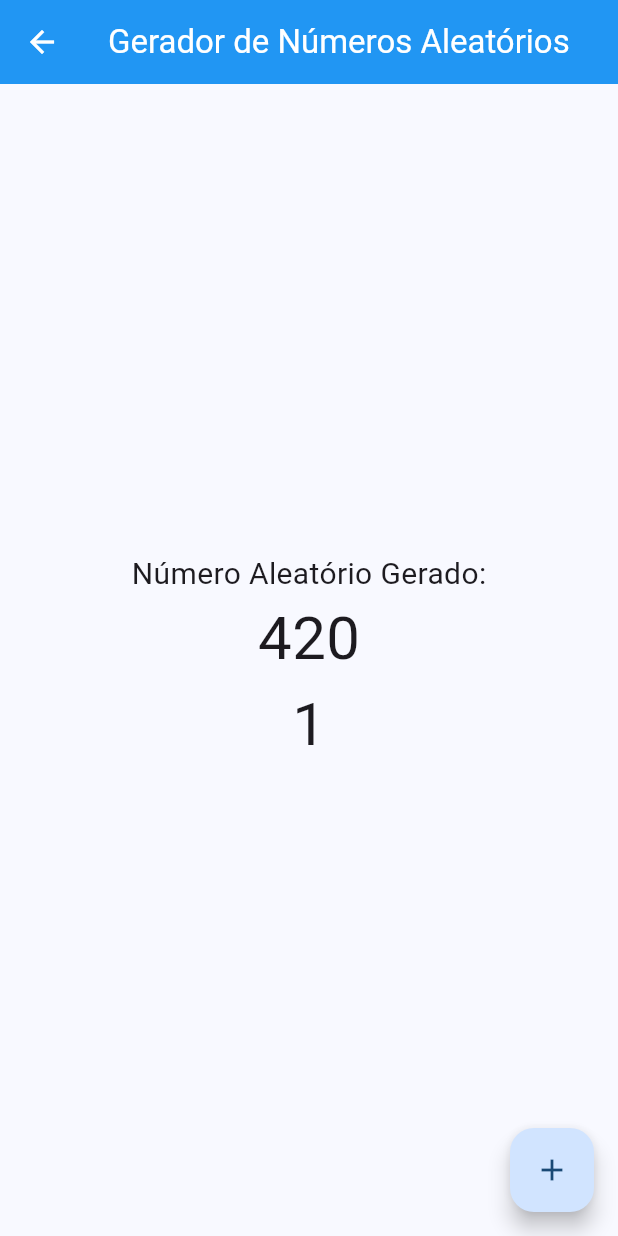
After one commit to gustavopalla/MeuAppFlutterLearning, a Flutter app: the NumerosAleatoriosPage screen opened directly, after a tap on the "add" icon, on a phone screen of 412 x 824 dp. The commit adds this screen. Run offline on Flutter 3.47's test engine with Material 3 defaults, Android fonts, the phone set to English and light mode, and no system bars; our stand-ins replace google_fonts, shared_preferences; accounts and stored records are empty.

Commit message:
Commit usando sharedpreferencecs para gerar numero aleatorio

```diff
--- /dev/null
+++ b/lib/pages/numeros_aleatorios_page.dart
@@ -0,0 +1,71 @@
+import 'dart:math';
+
+import 'package:flutter/material.dart';
+import 'package:shared_preferences/shared_preferences.dart';
+
+class NumerosAleatoriosPage extends StatefulWidget {
+  const NumerosAleatoriosPage({super.key});
+
+  @override
+  State<NumerosAleatoriosPage> createState() => _NumerosAleatoriosPageState();
+}
+
+class _NumerosAleatoriosPageState extends State<NumerosAleatoriosPage> {
+
+  int numeroGerado = 0;
+  int? quantidadeCliques = 0;
+  final chave_numero = "numero_aleatorio";
+  final chave_cliques = "quantidade_cliques";
+  late final SharedPreferences storage;
+
+  @override
+  void initState() {
+    // TODO: implement initState
+    super.initState();
+    carregarDados();
+
+  }
+
+  void carregarDados() async{
+    storage = await SharedPreferences.getInstance();
+    setState(() {
+      numeroGerado = storage.getInt(chave_numero) ?? 0;
+      quantidadeCliques = storage.getInt(chave_cliques) ?? 0;
+    });
+  }
+
+  @override
+  Widget build(BuildContext context) {
+    return SafeArea(
+      child: Scaffold(
+        appBar: AppBar(
+          title: const Text('Gerador de Números Aleatórios'),
+        ),
+        body: Container(
+          alignment: Alignment.center,
+          child: Column(
+            mainAxisAlignment: MainAxisAlignment.center,
+            children: [
+              Text("Número Aleatório Gerado:", style: TextStyle(fontSize: 20),),
+              Text(numeroGerado.toString(), style: const TextStyle(fontSize: 40, fontWeight: FontWeight.w400),),
+              Text(quantidadeCliques.toString(), style: const TextStyle(fontSize: 40, fontWeight: FontWeight.w400),),
+            ],
+          ),
+        ),
+        floatingActionButton: FloatingActionButton(
+          onPressed: () async{
+            setState(() {
+              var random = new Random();
+              numeroGerado = random.nextInt(1000);
+              quantidadeCliques = (quantidadeCliques ?? 0) + 1;
+            });
+            storage.setInt(chave_numero, numeroGerado);
+            storage.setInt(chave_cliques, quantidadeCliques!);
+            var numero = storage.getInt(chave_numero);
+          },
+          child: const Icon(Icons.add),
+        ),
+      ),
+    );
+  }
+}
--- a/lib/shared/custom_drawer.dart
+++ b/lib/shared/custom_drawer.dart
@@ -1,5 +1,6 @@
 import 'package:appdioteste/pages/dados_cadastrais.dart';
 import 'package:appdioteste/pages/login_page.dart';
+import 'package:appdioteste/pages/numeros_aleatorios_page.dart';
 import 'package:flutter/material.dart';
 
 class CustomDrawer extends StatelessWidget {
@@ -80,6 +81,17 @@ class CustomDrawer extends StatelessWidget {
                 },
               ),
               ListTile(
+                leading: const Icon(Icons.confirmation_number),
+                title: const Text('Gerador de Números Aleatórios'),
+                onTap: () {
+                  Navigator.pop(context);
+                  Navigator.push(context, MaterialPageRoute(builder: (context) => const NumerosAleatoriosPage()));
+                  ScaffoldMessenger.of(context).showSnackBar(
+                  const SnackBar(content: Text('Gerador de Números Aleatórios selecionado')),
+                  );
+                },
+              ),
+              ListTile(
                 leading: const Icon(Icons.exit_to_app),
                 title: const Text('Sair'),
                 onTap: () {
--- a/pubspec.yaml
+++ b/pubspec.yaml
@@ -28,6 +28,7 @@ environment:
 # the latest version available on pub.dev. To see which dependencies have newer
 # versions available, run `flutter pub outdated`.
 dependencies:
+  shared_preferences: ^2.5.3
   google_fonts: ^5.0.0
   flutter:
     sdk: flutter
@@ -39,6 +40,7 @@ dependencies:
 dev_dependencies:
   flutter_test:
     sdk: flutter
+
 
   # The "flutter_lints" package below contains a set of recommended lints to
   # encourage good coding practices. The lint set provided by the package is
```
Also changed, not shown: pubspec.lock, 1 other file.
